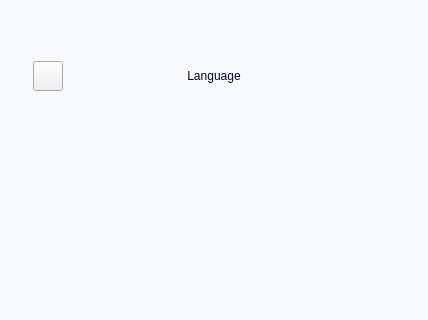
Old version of the form forms/ui/language.ui in the repository demlabs-cellframe/dap-ui-sdk; both pictures show x 0 to 428 and y 0 to 320 of the 428 by 929 pixel window.
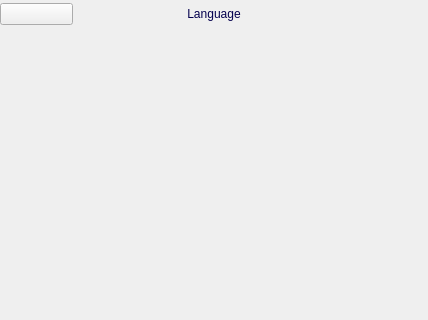
New version of the form. Custom widgets are drawn as their Qt base class.

The edit to the form file:
```diff
--- a/forms/ui/language.ui
+++ b/forms/ui/language.ui
@@ -30,22 +30,61 @@
     <number>0</number>
    </property>
    <item>
-    <widget class="QWidget" name="Background" native="true">
-     <property name="styleSheet">
-      <string notr="true">#Background
-{
-background-color: #F7F8FA;
-}</string>
+    <widget class="KelGuiWidget" name="Background">
+     <property name="cssStyle">
+      <string>backgroundcolor</string>
      </property>
+     <layout class="QHBoxLayout" name="horizontalLayout">
+      <property name="spacing">
+       <number>0</number>
+      </property>
+      <property name="leftMargin">
+       <number>0</number>
+      </property>
+      <property name="topMargin">
+       <number>0</number>
+      </property>
+      <property name="rightMargin">
+       <number>0</number>
+      </property>
+      <property name="bottomMargin">
+       <number>0</number>
+      </property>
+      <item>
+       <widget class="KelGuiWidget" name="MainWidget">
+        <property name="cssStyle">
+         <string>base-widget</string>
+        </property>
+        <layout class="QVBoxLayout" name="verticalLayout_2">
+         <property name="spacing">
+          <number>0</number>
+         </property>
+         <property name="leftMargin">
+          <number>0</number>
+         </property>
+         <property name="topMargin">
+          <number>0</number>
+         </property>
+         <property name="rightMargin">
+          <number>0</number>
+         </property>
+         <property name="bottomMargin">
+          <number>0</number>
+         </property>
+         <item>
+          <widget class="KelGuiWidget" name="kelGuiWidget">
+           <property name="cssStyle">
+            <string>cholang-top-spacer</string>
+           </property>
+          </widget>
+         </item>
+         <item>
+          <layout class="QHBoxLayout" name="horizontalLayout_2">
+           <property name="spacing">
+            <number>0</number>
+           </property>
+           <item>
      <widget class="KelGuiPushButton" name="btnClose">
-      <property name="geometry">
-       <rect>
-        <x>33</x>
-        <y>61</y>
-        <width>30</width>
-        <height>30</height>
-       </rect>
-      </property>
       <property name="style">
        <enum>KelGuiPushButton::Custom</enum>
       </property>
@@ -64,24 +103,19 @@
         <string>qrc:/gui/ui/asset/ic_close.png</string>
        </url>
       </property>
-     </widget>
-     <widget class="QLabel" name="label">
-      <property name="geometry">
-       <rect>
-        <x>73</x>
-        <y>62</y>
-        <width>282</width>
-        <height>28</height>
-       </rect>
-      </property>
+             <property name="cssStyle" stdset="0">
+              <string>cwb_close-btn</string>
+             </property>
+            </widget>
+           </item>
+           <item>
+            <widget class="KelGuiLabel" name="label">
       <property name="styleSheet">
-       <string notr="true">color: #04004E;
-font: 24px/29px;
-font-weight: normal;
-font-style: normal;
-font-size: bold;
-font-family: 'Lato';
-background-color: rgba(0, 0, 0, 0);</string>
+              <string notr="true">#label{ 	width: 282px; 	height: 28px; 	min-width: 282px; 	min-height: 28px; 	max-width: 282px; 	max-height: 28px; 
+ 	font-weight: normal; 	font-style: normal; 	font-size: bold; 
+ 	font: 24px/29px; 
+ 	color: #04004E; 
+ 	font-family: 'Lato'; }</string>
       </property>
       <property name="text">
        <string>Language</string>
@@ -89,16 +123,29 @@
       <property name="alignment">
        <set>Qt::AlignCenter</set>
       </property>
-     </widget>
+             <property name="cssStyle">
+              <string>cholang-title-text normalbold font24 darkblue lato</string>
+             </property>
+            </widget>
+           </item>
+           <item>
+            <widget class="KelGuiWidget" name="kelGuiWidget_3">
+             <property name="cssStyle">
+              <string>cwb_close-btn</string>
+             </property>
+            </widget>
+           </item>
+          </layout>
+         </item>
+         <item>
+          <widget class="KelGuiWidget" name="kelGuiWidget_2">
+           <property name="cssStyle">
+            <string>cholang-top-content-spacer</string>
+           </property>
+          </widget>
+         </item>
+         <item>
      <widget class="LanguageModel" name="scrollArea">
-      <property name="geometry">
-       <rect>
-        <x>0</x>
-        <y>130</y>
-        <width>428</width>
-        <height>511</height>
-       </rect>
-      </property>
       <property name="styleSheet">
        <string notr="true">background: rgba(0,0,0,0);</string>
       </property>
@@ -110,12 +157,17 @@
         <rect>
          <x>0</x>
          <y>0</y>
-         <width>426</width>
-         <height>509</height>
+              <width>388</width>
+              <height>787</height>
         </rect>
        </property>
       </widget>
      </widget>
+         </item>
+        </layout>
+       </widget>
+      </item>
+     </layout>
     </widget>
    </item>
   </layout>
@@ -126,6 +178,17 @@
    <extends>QPushButton</extends>
    <header>kelguipushbutton.h</header>
   </customwidget>
+  <customwidget>
+   <class>KelGuiLabel</class>
+   <extends>QLabel</extends>
+   <header>kelguilabel.h</header>
+  </customwidget>
+  <customwidget>
+   <class>KelGuiWidget</class>
+   <extends>QWidget</extends>
+   <header>kelguiwidget.h</header>
+   <container>1</container>
+  </customwidget>
   <customwidget>
    <class>LanguageModel</class>
    <extends>QScrollArea</extends>
```
Lines whose indentation alone changed are shown as unchanged.
